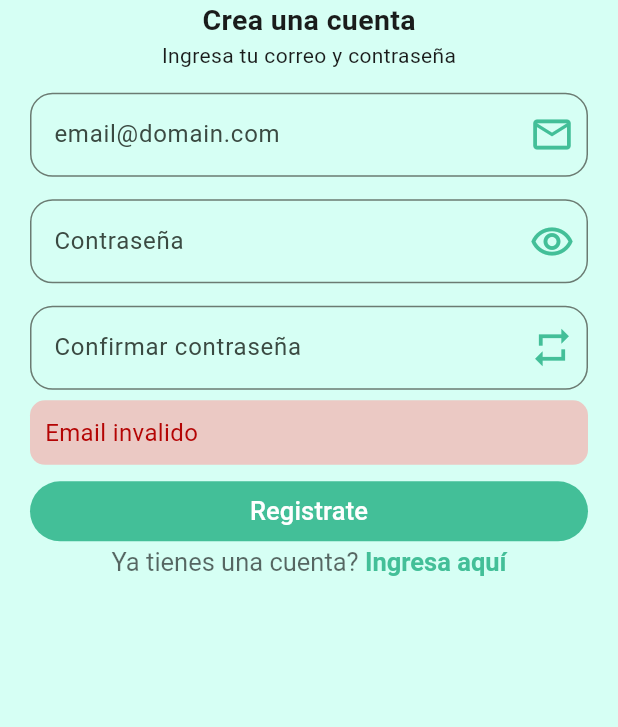
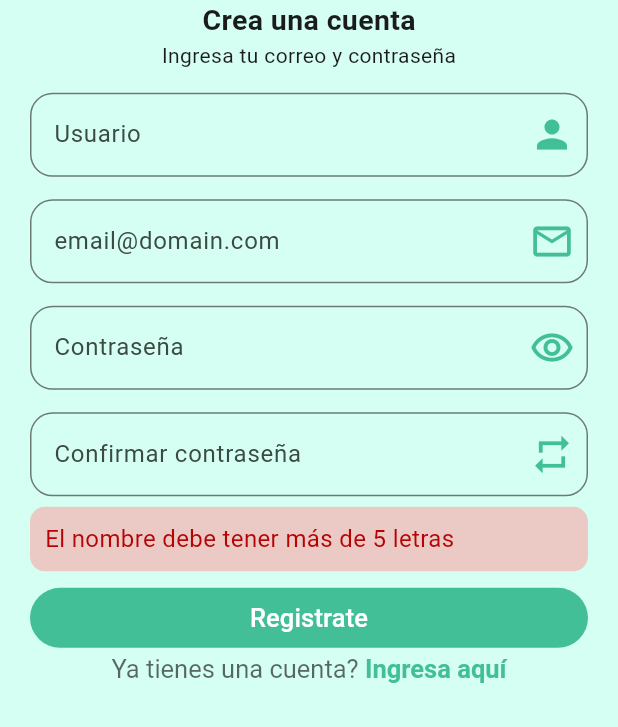
Before and after one commit to Sideron/programovilfront, a Flutter app: the screen it shows after launch, after a tap on "Registrate", on a phone screen of 412 x 824 dp, the part 509-1236 px from its top. Run offline on Flutter 3.47's test engine with Material 3 defaults, Android fonts, the light colour scheme and no system bars; our stand-ins replace flutter_dotenv, flutter_svg, get, google_fonts; network calls fail.

Commit message:
signin service

```diff
--- a/lib/pages/signin/signin_controller.dart
+++ b/lib/pages/signin/signin_controller.dart
@@ -1,8 +1,11 @@
 import 'package:flutter/material.dart';
 import 'package:get/get.dart';
 import 'package:programovilfront/routes/app_routes.dart';
+import 'package:programovilfront/services/user_services.dart';
 
 class SigninController extends GetxController {
+  UserService _userService = UserService();
+  TextEditingController textName = TextEditingController();
   TextEditingController textMail = TextEditingController();
   TextEditingController textPassword = TextEditingController();
   TextEditingController textSecondPassword = TextEditingController();
@@ -15,22 +18,15 @@ class SigninController extends GetxController {
   }
 
   void logIn(BuildContext context) {
-    if (!RegExp(
-            r"^[a-zA-Z0-9.a-zA-Z0-9.!#$%&'*+-/=?^_`{|}~]+@[a-zA-Z0-9]+\.[a-zA-Z]+")
-        .hasMatch(textMail.text)) {
-      _setErrorMessage('Email invalido');
-      return;
-    }
-    if (textPassword.text.length < 8) {
-      _setErrorMessage('Contraseña debe tener como mínimo 8 caracteres.');
-      return;
-    }
-    if (textPassword.text != textSecondPassword.text) {
-      _setErrorMessage('Las contraseñas no coinciden');
-      return;
-    }
-
-    Navigator.pushNamed(context, AppRoutes.login);
+    Future<String> validatedSignIn = _userService.validateSignIn(textMail.text,
+        textName.text, textPassword.text, textSecondPassword.text);
+    validatedSignIn.then((value) {
+      if (value != "") {
+        _setErrorMessage(value);
+        return;
+      }
+      Navigator.pushNamed(context, AppRoutes.login);
+    });
   }
 
   void goLogin(BuildContext context) {
--- a/lib/pages/signin/signin_page.dart
+++ b/lib/pages/signin/signin_page.dart
@@ -46,6 +46,11 @@ class _SigninPageState extends State<SigninPage> {
                     child: Column(
                       crossAxisAlignment: CrossAxisAlignment.stretch,
                       children: [
+                        InputBox(
+                            txtControl: control.textName,
+                            hintText: 'Usuario',
+                            icon: Icons.person),
+                        SizedBox(height: 15),
                         InputBox(
                             txtControl: control.textMail,
                             hintText: 'email@domain.com',
--- a/lib/services/user_services.dart
+++ b/lib/services/user_services.dart
@@ -39,4 +39,23 @@ class UserService {
       return false;
     }
   }
+
+  Future<String> validateSignIn(
+      String email, String name, String password, String secondPassword) async {
+    if (name.length < 5) {
+      return 'El nombre debe tener más de 5 letras';
+    }
+    if (!RegExp(
+            r"^[a-zA-Z0-9.a-zA-Z0-9.!#$%&'*+-/=?^_`{|}~]+@[a-zA-Z0-9]+\.[a-zA-Z]+")
+        .hasMatch(email)) {
+      return 'Email invalido';
+    }
+    if (password.length < 8) {
+      return 'Contraseña debe tener como mínimo 8 caracteres.';
+    }
+    if (password != secondPassword) {
+      return 'Las contraseñas no coinciden';
+    }
+    return "";
+  }
 }
```
